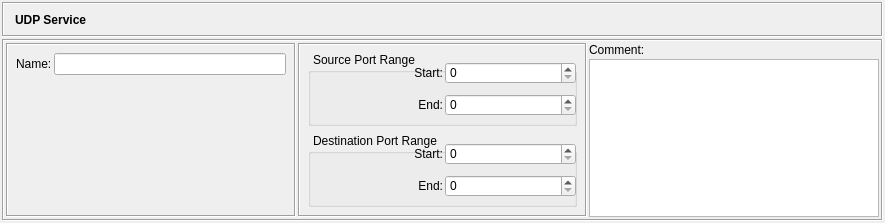
Qt form src/gui/udpservicedialog_q.ui (fwbuilder/fwbuilder) before a commit.
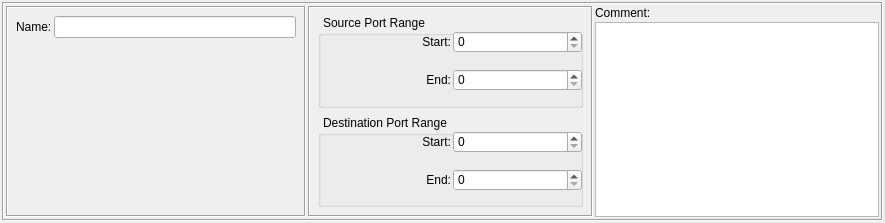
The same form after that commit. Icons and pictures are not drawn.

Commit message: fixes #491, #501 dialog layout fixes to make them look more consistent, using widget promotion feature in Designer to build stack of editor dialogs in the bottom panel of the main window instead of building them at run time

```diff
--- a/src/gui/udpservicedialog_q.ui
+++ b/src/gui/udpservicedialog_q.ui
@@ -25,103 +25,14 @@
    <property name="leftMargin" >
     <number>2</number>
    </property>
-   <property name="topMargin" >
-    <number>2</number>
-   </property>
-   <property name="rightMargin" >
-    <number>2</number>
-   </property>
-   <property name="bottomMargin" >
-    <number>2</number>
-   </property>
-   <property name="horizontalSpacing" >
-    <number>0</number>
-   </property>
-   <property name="verticalSpacing" >
-    <number>0</number>
+   <property name="spacing" >
+    <number>-1</number>
    </property>
    <item row="0" column="0" >
     <layout class="QVBoxLayout" >
      <property name="spacing" >
-      <number>2</number>
+      <number>-1</number>
      </property>
-     <item>
-      <widget class="QFrame" name="frame3" >
-       <property name="sizePolicy" >
-        <sizepolicy vsizetype="Fixed" hsizetype="Preferred" >
-         <horstretch>0</horstretch>
-         <verstretch>0</verstretch>
-        </sizepolicy>
-       </property>
-       <property name="minimumSize" >
-        <size>
-         <width>16</width>
-         <height>35</height>
-        </size>
-       </property>
-       <property name="autoFillBackground" >
-        <bool>true</bool>
-       </property>
-       <property name="frameShape" >
-        <enum>QFrame::Box</enum>
-       </property>
-       <property name="frameShadow" >
-        <enum>QFrame::Sunken</enum>
-       </property>
-       <layout class="QGridLayout" >
-        <property name="leftMargin" >
-         <number>2</number>
-        </property>
-        <property name="topMargin" >
-         <number>2</number>
-        </property>
-        <property name="rightMargin" >
-         <number>2</number>
-        </property>
-        <property name="bottomMargin" >
-         <number>2</number>
-        </property>
-        <property name="horizontalSpacing" >
-         <number>2</number>
-        </property>
-        <property name="verticalSpacing" >
-         <number>2</number>
-        </property>
-        <item row="0" column="2" >
-         <widget class="QLabel" name="editorTitle" >
-          <property name="font" >
-           <font>
-            <weight>75</weight>
-            <bold>true</bold>
-           </font>
-          </property>
-          <property name="text" >
-           <string>UDP Service</string>
-          </property>
-          <property name="wordWrap" >
-           <bool>false</bool>
-          </property>
-         </widget>
-        </item>
-        <item row="0" column="1" >
-         <widget class="QLabel" name="label" >
-          <property name="sizePolicy" >
-           <sizepolicy vsizetype="Preferred" hsizetype="Maximum" >
-            <horstretch>0</horstretch>
-            <verstretch>0</verstretch>
-           </sizepolicy>
-          </property>
-          <property name="text" >
-           <string/>
-          </property>
-          <property name="pixmap" >
-           <pixmap resource="MainRes.qrc" >:/Icons/UDPService/icon</pixmap>
-          </property>
-         </widget>
-        </item>
-       </layout>
-      </widget>
-     </item>
      <item>
       <widget class="QFrame" name="frame7" >
        <property name="frameShape" >
@@ -134,11 +45,23 @@
         <item rowspan="2" row="0" column="0" >
          <widget class="QFrame" name="frame28" >
           <property name="sizePolicy" >
-           <sizepolicy vsizetype="Preferred" hsizetype="Expanding" >
+           <sizepolicy vsizetype="Preferred" hsizetype="Fixed" >
             <horstretch>0</horstretch>
             <verstretch>0</verstretch>
            </sizepolicy>
           </property>
+          <property name="minimumSize" >
+           <size>
+            <width>300</width>
+            <height>0</height>
+           </size>
+          </property>
+          <property name="maximumSize" >
+           <size>
+            <width>300</width>
+            <height>16777215</height>
+           </size>
+          </property>
           <property name="frameShape" >
            <enum>QFrame::Box</enum>
           </property>
@@ -224,24 +147,15 @@
            <enum>QFrame::Sunken</enum>
           </property>
           <layout class="QGridLayout" >
-           <property name="leftMargin" >
-            <number>8</number>
-           </property>
-           <property name="topMargin" >
-            <number>8</number>
-           </property>
-           <property name="rightMargin" >
-            <number>8</number>
-           </property>
-           <property name="bottomMargin" >
-            <number>8</number>
-           </property>
            <property name="horizontalSpacing" >
             <number>2</number>
            </property>
            <property name="verticalSpacing" >
             <number>8</number>
            </property>
+           <property name="margin" >
+            <number>8</number>
+           </property>
            <item row="0" column="0" >
             <widget class="QGroupBox" name="groupBox1" >
              <property name="styleSheet" >
@@ -268,22 +182,10 @@
               <string>Source Port Range</string>
              </property>
              <layout class="QGridLayout" >
-              <property name="leftMargin" >
+              <property name="margin" >
                <number>0</number>
               </property>
-              <property name="topMargin" >
-               <number>0</number>
-              </property>
-              <property name="rightMargin" >
-               <number>0</number>
-              </property>
-              <property name="bottomMargin" >
-               <number>0</number>
-              </property>
-              <property name="horizontalSpacing" >
-               <number>2</number>
-              </property>
-              <property name="verticalSpacing" >
+              <property name="spacing" >
                <number>2</number>
               </property>
               <item row="0" column="0" >
@@ -361,22 +263,10 @@
               <string>Destination Port Range</string>
              </property>
              <layout class="QGridLayout" >
-              <property name="leftMargin" >
+              <property name="margin" >
                <number>0</number>
               </property>
-              <property name="topMargin" >
-               <number>0</number>
-              </property>
-              <property name="rightMargin" >
-               <number>0</number>
-              </property>
-              <property name="bottomMargin" >
-               <number>0</number>
-              </property>
-              <property name="horizontalSpacing" >
-               <number>2</number>
-              </property>
-              <property name="verticalSpacing" >
+              <property name="spacing" >
                <number>2</number>
               </property>
               <item row="0" column="0" >
```
Left out of the diff: 8 changed lines with no effect on the pictures. The commit also changes 49 other files.
